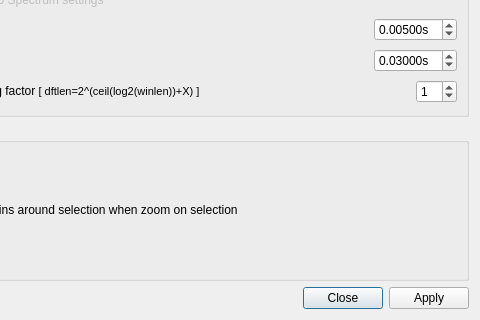
Before: the Qt Designer form src/gvspectrogramwdialogsettings.ui in gillesdegottex/dfasma, drawn with Qt 5; both pictures show x 95 to 575 and y 231 to 551 of the 575 by 551 pixel window.
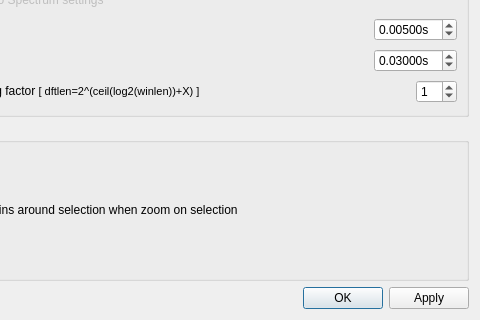
After: the same form once the commit is applied.

What changed in the file:
```diff
--- a/src/gvspectrogramwdialogsettings.ui
+++ b/src/gvspectrogramwdialogsettings.ui
@@ -399,7 +399,7 @@
         <enum>Qt::Horizontal</enum>
        </property>
        <property name="standardButtons">
-        <set>QDialogButtonBox::Apply|QDialogButtonBox::Close</set>
+        <set>QDialogButtonBox::Apply|QDialogButtonBox::Ok</set>
        </property>
        <property name="centerButtons">
         <bool>false</bool>
```
